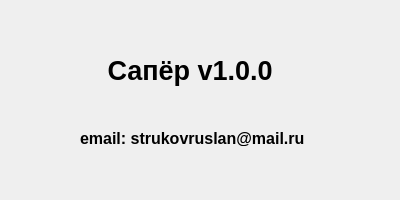
First picture: the form in aboutprogram.ui, repository JudasCry/Minesweeper-C-Qt, before the edit.
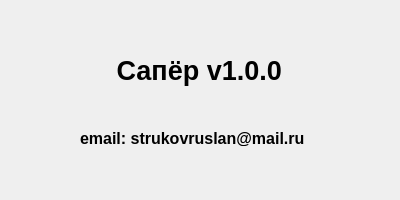
Second picture: the form after the edit.

The edit to the form file:
```diff
--- a/aboutprogram.ui
+++ b/aboutprogram.ui
@@ -16,9 +16,9 @@
   <widget class="QLabel" name="label">
    <property name="geometry">
     <rect>
-     <x>100</x>
+     <x>10</x>
      <y>50</y>
-     <width>191</width>
+     <width>371</width>
      <height>41</height>
     </rect>
    </property>
@@ -31,6 +31,9 @@
    <property name="text">
     <string> Сапёр v1.0.0</string>
    </property>
+   <property name="alignment">
+    <set>Qt::AlignmentFlag::AlignCenter</set>
+   </property>
   </widget>
   <widget class="QLabel" name="label_2">
    <property name="geometry">
```
